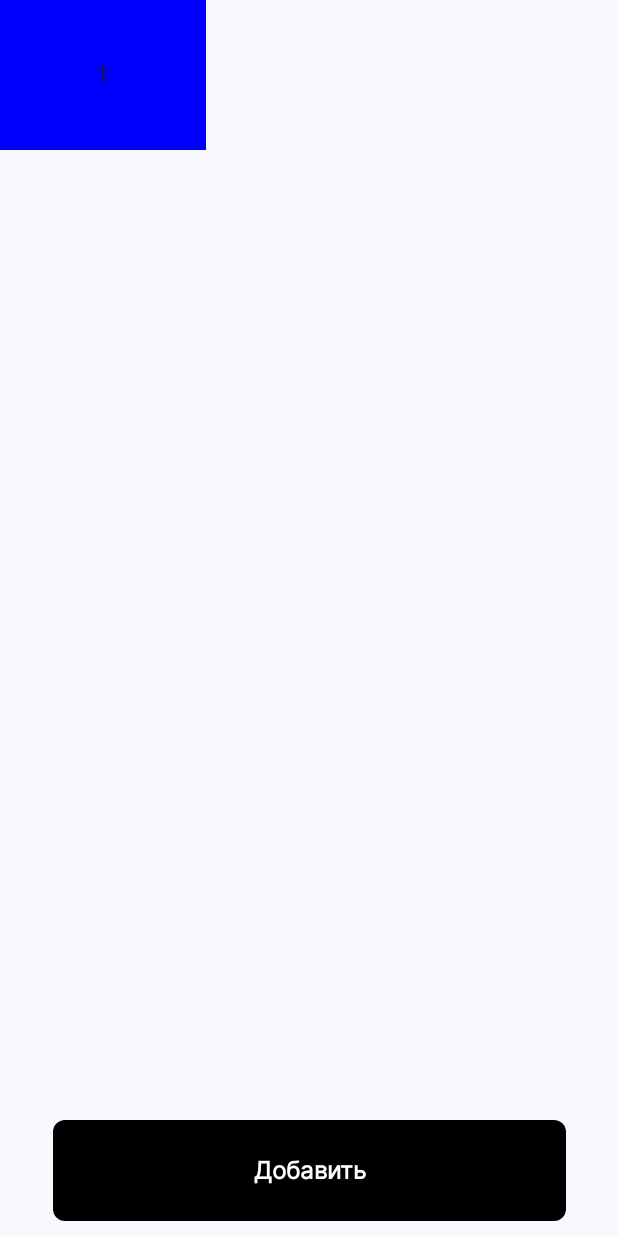
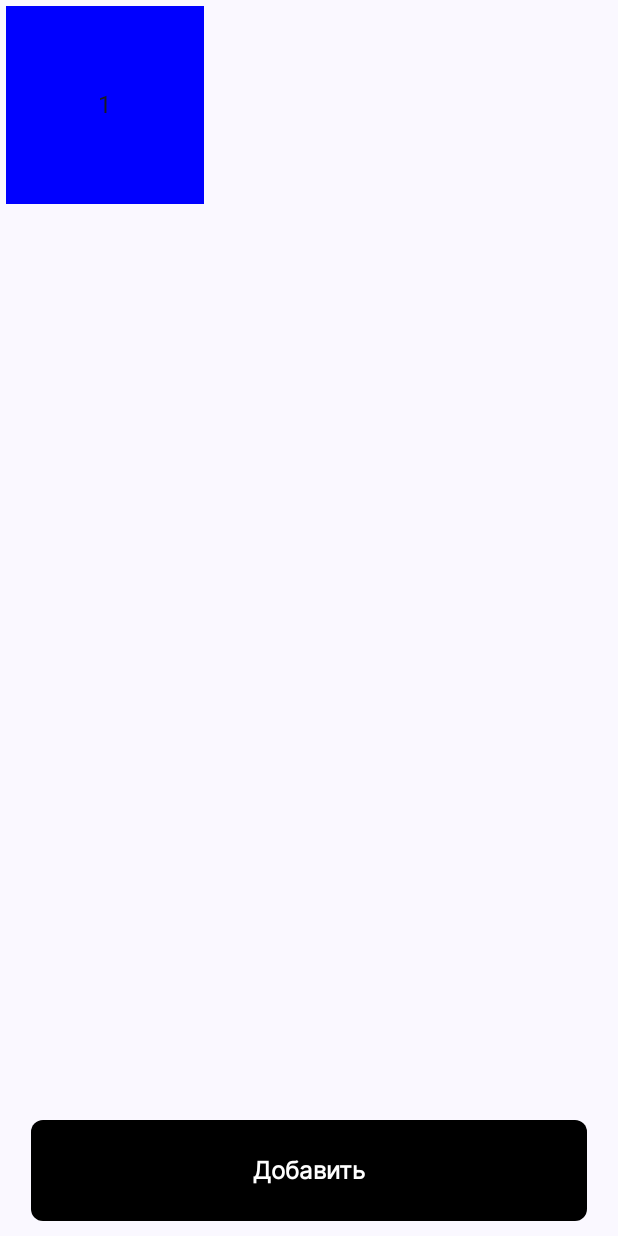
Before and after one commit to NailorSH/VK-Education, an Android app built with Jetpack Compose: the screen it shows after launch (MainActivity), on a phone screen of 412 x 824 dp. Run offline under Robolectric (Android 15) with nearby library versions, the phone set to English and light mode, and no system bars.

Commit message:
Add squares and saving state when flipping the screen

```diff
--- a/Mobile/practice/dz1/RectList/app/src/main/java/com/nailorsh/rectlist/MainActivity.kt
+++ b/Mobile/practice/dz1/RectList/app/src/main/java/com/nailorsh/rectlist/MainActivity.kt
@@ -1,5 +1,6 @@
 package com.nailorsh.rectlist
 
+import android.content.res.Configuration
 import android.os.Bundle
 import androidx.activity.ComponentActivity
 import androidx.activity.compose.setContent
@@ -9,13 +10,14 @@ import androidx.compose.foundation.clickable
 import androidx.compose.foundation.layout.Arrangement
 import androidx.compose.foundation.layout.Box
 import androidx.compose.foundation.layout.Column
+import androidx.compose.foundation.layout.PaddingValues
 import androidx.compose.foundation.layout.Row
 import androidx.compose.foundation.layout.Spacer
+import androidx.compose.foundation.layout.aspectRatio
 import androidx.compose.foundation.layout.fillMaxSize
+import androidx.compose.foundation.layout.fillMaxWidth
 import androidx.compose.foundation.layout.height
 import androidx.compose.foundation.layout.padding
-import androidx.compose.foundation.layout.size
-import androidx.compose.foundation.layout.width
 import androidx.compose.foundation.lazy.grid.GridCells
 import androidx.compose.foundation.lazy.grid.LazyVerticalGrid
 import androidx.compose.foundation.lazy.grid.items
@@ -26,16 +28,18 @@ import androidx.compose.material3.Text
 import androidx.compose.runtime.Composable
 import androidx.compose.runtime.getValue
 import androidx.compose.runtime.mutableStateOf
-import androidx.compose.runtime.remember
+import androidx.compose.runtime.saveable.rememberSaveable
 import androidx.compose.runtime.setValue
 import androidx.compose.ui.Alignment
 import androidx.compose.ui.Modifier
 import androidx.compose.ui.graphics.Color
+import androidx.compose.ui.platform.LocalConfiguration
 import androidx.compose.ui.res.stringResource
 import androidx.compose.ui.text.TextStyle
 import androidx.compose.ui.text.font.Font
 import androidx.compose.ui.text.font.FontFamily
 import androidx.compose.ui.text.font.FontWeight
+import androidx.compose.ui.tooling.preview.Devices
 import androidx.compose.ui.tooling.preview.Preview
 import androidx.compose.ui.unit.dp
 import androidx.compose.ui.unit.sp
@@ -59,16 +63,39 @@ class MainActivity : ComponentActivity() {
 
 @Composable
 fun RectListApp() {
-    var num by remember { mutableStateOf(1) }
+    var num by rememberSaveable { mutableStateOf(1) }
+    val weightOfList: Float
+    val weightOfButton: Float
+    val columnNumber: Int
+
+    val configuration = LocalConfiguration.current
+    when (configuration.orientation) {
+        Configuration.ORIENTATION_LANDSCAPE -> {
+            weightOfList = 4f
+            weightOfButton = 1f
+            columnNumber = 4
+        }
+
+        Configuration.ORIENTATION_PORTRAIT -> {
+            weightOfList = 11f
+            weightOfButton = 1f
+            columnNumber = 3
+        }
+
+        else -> {
+            TODO()
+        }
+    }
+
     Column(
         horizontalAlignment = Alignment.CenterHorizontally,
         verticalArrangement = Arrangement.Bottom,
         modifier = Modifier.fillMaxSize()
     ) {
-        RectList(modifier = Modifier.weight(11f), num = num)
+        RectList(modifier = Modifier.weight(weightOfList), num = num, columnNumber = columnNumber)
         Spacer(modifier = Modifier.height(5.dp))
         MyButton(
-            modifier = Modifier.weight(1f),
+            modifier = Modifier.weight(weightOfButton),
             onButtonClicked = { num++ },
             text = R.string.add_button
         )
@@ -77,21 +104,36 @@ fun RectListApp() {
 }
 
 @Composable
-fun RectList(modifier: Modifier = Modifier, num: Int) {
+fun RectList(modifier: Modifier = Modifier, num: Int = 3, columnNumber: Int = 3) {
     LazyVerticalGrid(
-        columns = GridCells.Adaptive(minSize = 128.dp),
+        columns = GridCells.Fixed(columnNumber),
+        contentPadding = PaddingValues(2.dp),
         modifier = modifier
-    )
-    { items((1..num).toList()) { Square(index = it) } }
+    ) {
+        items((1..num).toList()) {
+//            Rectangle(modifier = Modifier.padding(2.dp).aspectRatio(2f), index = it)
+            Square(modifier = Modifier.padding(2.dp), index = it)
+        }
+    }
 }
 
 @Composable
-fun Square(index: Int) {
+fun Rectangle(modifier: Modifier = Modifier, index: Int) {
     Box(
         contentAlignment = Alignment.Center,
-        modifier = Modifier
-            .size(100.dp)
-            .fillMaxSize()
+        modifier = modifier
+            .background(color = if (index % 2 == 0) Color.Red else Color.Blue)
+    ) {
+        Text(index.toString())
+    }
+}
+
+@Composable
+fun Square(modifier: Modifier = Modifier, index: Int) {
+    Box(
+        contentAlignment = Alignment.Center,
+        modifier = modifier
+            .aspectRatio(1f)
             .background(color = if (index % 2 == 0) Color.Red else Color.Blue)
     ) {
         Text(index.toString())
@@ -108,7 +150,7 @@ fun MyButton(
         horizontalArrangement = Arrangement.spacedBy(10.dp, Alignment.CenterHorizontally),
         verticalAlignment = Alignment.CenterVertically,
         modifier = modifier
-            .width(342.dp)
+            .fillMaxWidth(0.9f)
             .background(color = Color.Black, shape = RoundedCornerShape(size = 8.dp))
             .padding(start = 10.dp, top = 10.dp, end = 10.dp, bottom = 10.dp)
             .clickable { onButtonClicked() }
@@ -126,6 +168,28 @@ fun MyButton(
     }
 }
 
+@Preview(
+    showBackground = true,
+    showSystemUi = true,
+    device = Devices.TABLET
+)
+@Composable
+fun ListTabletPreview() {
+    RectListTheme {
+        RectListApp()
+    }
+}
+
+@Preview(
+    showBackground = true,
+    showSystemUi = true
+)
+@Composable
+fun ListPhonePreview() {
+    RectListTheme {
+        RectListApp()
+    }
+}
 
 @Preview(
     showBackground = true,
@@ -134,21 +198,6 @@ fun MyButton(
 @Composable
 fun RectPreview() {
     RectListTheme {
-        Row {
-            Square(1)
-            Square(2)
-            Square(3)
-        }
+        RectList(num = 5, columnNumber = 4)
     }
 }
-
-@Preview(
-    showBackground = true,
-    showSystemUi = true
-)
-@Composable
-fun ListPreview() {
-    RectListTheme {
-        RectListApp()
-    }
-}
```
